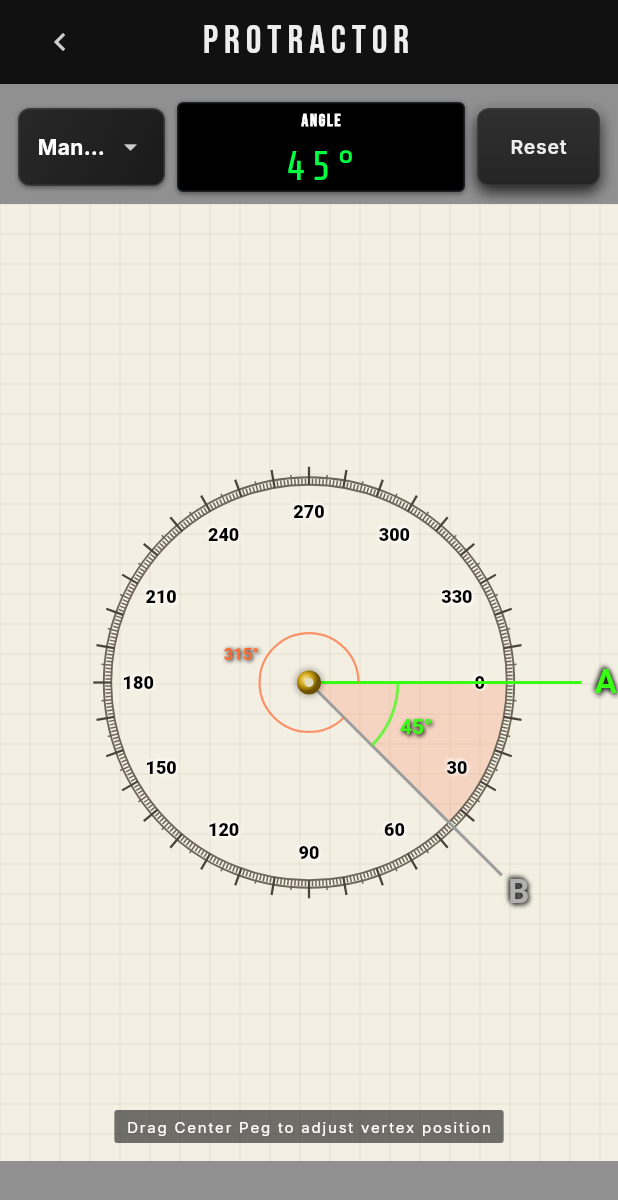
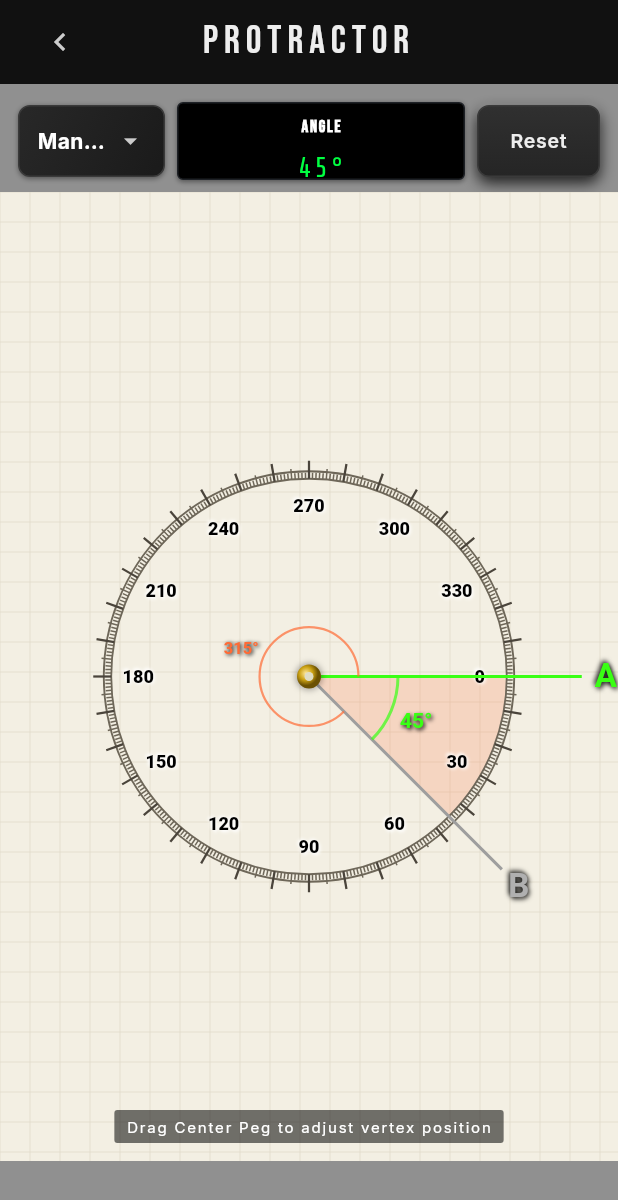
Before and after one commit to Abdallah-Labeb/Levo, a Flutter app: the ProtractorView screen opened directly, on a phone screen of 412 x 824 dp. Shown: the top 1200 px of the screen. Run offline on Flutter 3.47's test engine with Material 3 defaults, Android fonts, the phone set to English and light mode, and no system bars; our stand-ins replace audioplayers, camera, equatable, flutter_bloc, flutter_compass, flutter_svg and 11 more; missing offline and left inert: light, noise_meter; accounts and stored records are empty; network calls fail.

Commit message:
fix: proportional LED display dimensions for protractor and metal detector

```diff
--- a/lib/features/metal_detector/view/metal_detector_screen.dart
+++ b/lib/features/metal_detector/view/metal_detector_screen.dart
@@ -276,13 +276,16 @@ class _MetalDetectorViewState extends State<MetalDetectorView>
                     const SizedBox(height: AppDimensions.space12),
 
                     // 4. LED displays (height 70)
-                    SizedBox(
+                    Center(
+                      child: SizedBox(
                         height: 70,
+                        width: 200.0,
                         child: LedDisplay(
                           value: _formatUt(context, state.deltaUt),
                           unit: l10n.commonUnitMicrotesla,
                           textStyle: AppTypography.kDisplayS,
                           label: l10n.metalDetectorLabelMagneticDelta,
+                        ),
                       ),
                     ),
                     const SizedBox(height: AppDimensions.space12),
--- a/lib/features/protractor/view/protractor_screen.dart
+++ b/lib/features/protractor/view/protractor_screen.dart
@@ -110,14 +110,14 @@ class _ProtractorViewState extends State<ProtractorView> {
                       bottom: AppDimensions.paddingS,
                     ),
                     child: SizedBox(
-                      height: 60.0,
+                      height: 52.0,
                       child: Row(
                         crossAxisAlignment: CrossAxisAlignment.center,
                         children: [
                           // Left: Mode Dropdown Menu Switcher (Skeuomorphic)
                           SizedBox(
                             width: 98.0,
-                            height: 52.0,
+                            height: 48.0,
                             child: _DropdownMenuModeSwitcher(
                               isCameraActive: state.isCameraActive,
                               imagePath: state.imagePath,
@@ -129,16 +129,11 @@ class _ProtractorViewState extends State<ProtractorView> {
                           // Center: Measured Angle LED Display (Expanded for dynamic sizing)
                           Expanded(
                             child: SizedBox(
-                              height: 60.0,
+                              height: 52.0,
                               child: LedDisplay(
                                 value: _formatAngle(context, state.measuredAngle),
                                 label: l10n.protractorLabelAngle,
-                                textStyle: AppTypography.kDisplayM,
-                                padding: const EdgeInsets.symmetric(
-                                  vertical: 4.0,
-                                  horizontal: 8.0,
-                                ),
-                                spacing: 2.0,
+                                textStyle: AppTypography.kDisplayS,
                               ),
                             ),
                           ),
@@ -147,7 +142,7 @@ class _ProtractorViewState extends State<ProtractorView> {
                           // Right: Reset Button (Text instead of Icon)
                           SizedBox(
                             width: 82.0,
-                            height: 52.0,
+                            height: 48.0,
                             child: TactileButton(
                               padding: const EdgeInsets.symmetric(
                                 horizontal: AppDimensions.paddingS,
```
Lines whose indentation alone changed are shown as unchanged.
